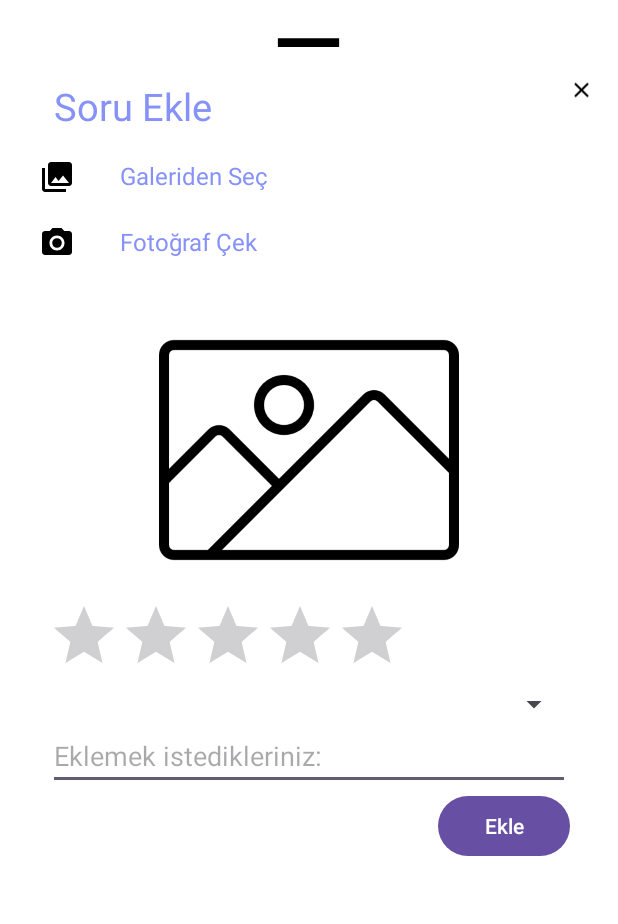
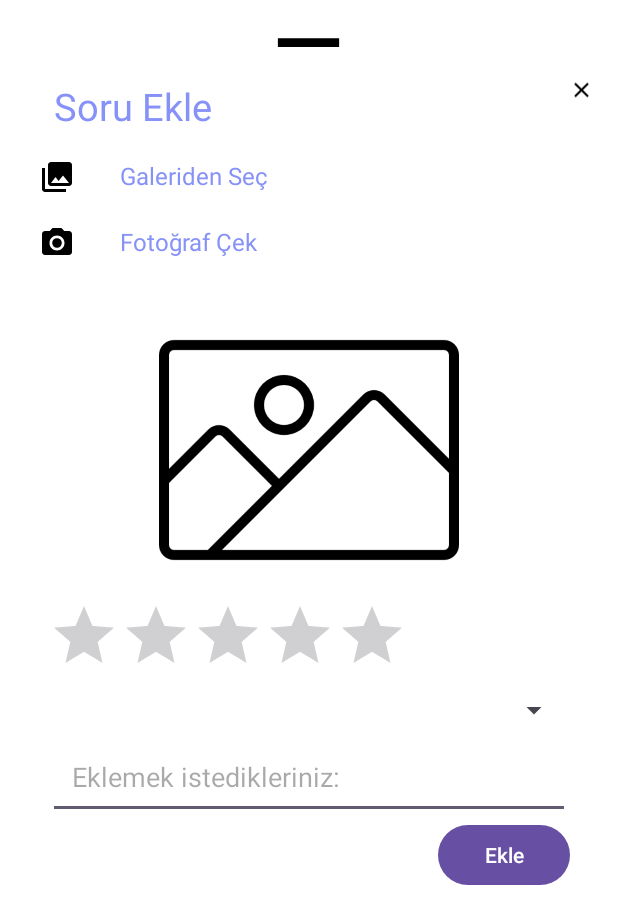
Before and after one commit to esrakmas/TestCraft, an Android app: the layout add_question_layout.xml on its own in the app's theme, with its tools: preview values and no code run, on a phone screen of 412 x 824 dp. Shown: the top 924 px of the screen. Run offline under Robolectric (Android 15) with nearby library versions, the phone set to English and light mode, and no system bars.

```diff
--- a/app/build.gradle.kts
+++ b/app/build.gradle.kts
@@ -51,12 +51,15 @@ dependencies {
     implementation(libs.androidx.activity)
     implementation(libs.androidx.constraintlayout)
     implementation(libs.firebase.auth.ktx)
+    implementation(libs.firebase.firestore.ktx)
     testImplementation(libs.junit)
     androidTestImplementation(libs.androidx.junit)
     androidTestImplementation(libs.androidx.espresso.core)
     implementation(platform("com.google.firebase:firebase-bom:33.1.2"))
     implementation("com.google.firebase:firebase-analytics")
     implementation("androidx.core:core-splashscreen:1.0.0")
+
+
     val nav_version = "2.7.7"
     // Kotlin
     implementation("androidx.navigation:navigation-fragment-ktx:$nav_version")
--- a/app/src/main/res/layout/add_question_layout.xml
+++ b/app/src/main/res/layout/add_question_layout.xml
@@ -88,7 +88,7 @@
     </LinearLayout>
 
     <!-- dialog_photo.xml -->
-    <LinearLayout xmlns:android="http://schemas.android.com/apk/res/android"
+    <LinearLayout
         android:layout_width="match_parent"
         android:layout_height="wrap_content"
         android:orientation="vertical"
@@ -109,15 +109,18 @@
             android:stepSize="1" />
 
         <Spinner
-            android:id="@+id/title_spinner"
+            android:id="@+id/exam_spinner"
             android:layout_width="match_parent"
-            android:layout_height="wrap_content" />
+            android:layout_height="wrap_content"
+            android:padding="16dp"
+            />
 
         <EditText
             android:id="@+id/photo_notes"
             android:layout_width="match_parent"
             android:layout_height="wrap_content"
-            android:hint="Eklemek istedikleriniz:" />
+            android:hint="Eklemek istedikleriniz:"
+            android:padding="16dp"/>
 
         <Button
             android:id="@+id/save_button"
--- a/gradle/libs.versions.toml
+++ b/gradle/libs.versions.toml
@@ -10,6 +10,7 @@ material = "1.12.0"
 activity = "1.9.1"
 constraintlayout = "2.1.4"
 firebaseAuthKtx = "23.0.0"
+firebaseFirestoreKtx = "25.0.0"
 
 [libraries]
 androidx-core-ktx = { group = "androidx.core", name = "core-ktx", version.ref = "coreKtx" }
@@ -21,6 +22,7 @@ material = { group = "com.google.android.material", name = "material", version.r
 androidx-activity = { group = "androidx.activity", name = "activity", version.ref = "activity" }
 androidx-constraintlayout = { group = "androidx.constraintlayout", name = "constraintlayout", version.ref = "constraintlayout" }
 firebase-auth-ktx = { group = "com.google.firebase", name = "firebase-auth-ktx", version.ref = "firebaseAuthKtx" }
+firebase-firestore-ktx = { group = "com.google.firebase", name = "firebase-firestore-ktx", version.ref = "firebaseFirestoreKtx" }
 
 [plugins]
 android-application = { id = "com.android.application", version.ref = "agp" }
```
Also changed, not shown: app/src/main/java/com/example/testcraft/BottomDialogHelper.kt (added, +85 -0 lines), app/src/main/java/com/example/testcraft/HomePage.kt (+12 -38 lines).
